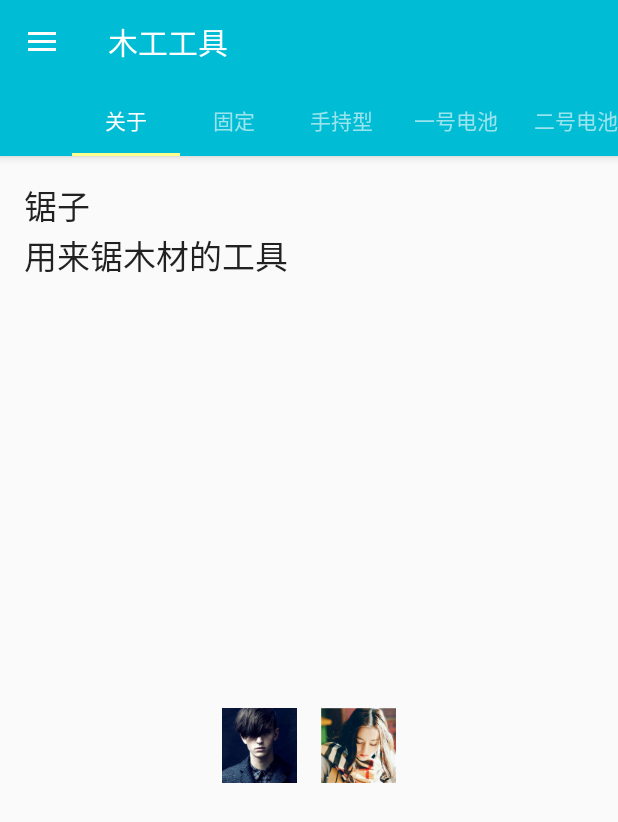
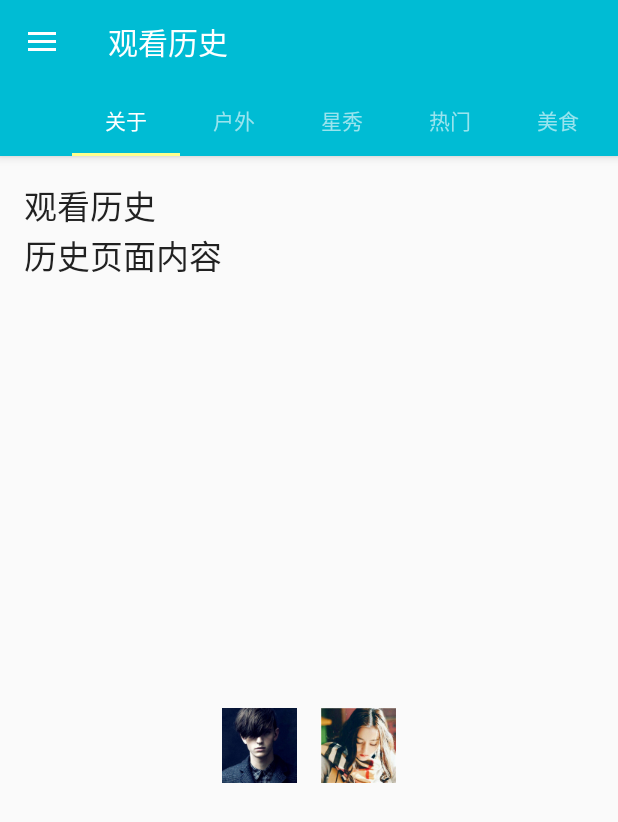
Before and after one commit to Phillip0527/MaterialDesignApp, an Android app: the screen it shows after launch (MainActivity), in the side drawer, after a tap on "观看历史", on a phone screen of 412 x 824 dp. Shown: the top 822 px of the screen. Run offline under Robolectric (Android 15) with nearby library versions, the phone set to English and light mode, and no system bars; libraries missing offline, so code that uses them is left out: jp.wasabeef.glide; 1 statement that could not run was skipped.

Commit message:
20171217

```diff
--- a/app/src/main/java/com/example/phillip/materialdesignapp/ToolAboutFragment.java
+++ b/app/src/main/java/com/example/phillip/materialdesignapp/ToolAboutFragment.java
@@ -12,6 +12,8 @@ import android.view.ViewGroup;
 import android.view.animation.AccelerateDecelerateInterpolator;
 import android.widget.ImageView;
 import android.widget.TextView;
+
+import com.example.phillip.materialdesignapp.pojo.ToolType;
 
 
 public class ToolAboutFragment extends Fragment {
--- a/app/src/main/java/com/example/phillip/materialdesignapp/ToolArrayAdapter.java
+++ b/app/src/main/java/com/example/phillip/materialdesignapp/ToolArrayAdapter.java
@@ -8,6 +8,8 @@ import android.view.View;
 import android.view.ViewGroup;
 import android.widget.ArrayAdapter;
 import android.widget.TextView;
+
+import com.example.phillip.materialdesignapp.pojo.Tool;
 
 import java.util.List;
 
--- a/app/src/main/java/com/example/phillip/materialdesignapp/ToolListFragment.java
+++ b/app/src/main/java/com/example/phillip/materialdesignapp/ToolListFragment.java
@@ -5,6 +5,10 @@ import android.support.annotation.Nullable;
 import android.support.v4.app.ListFragment;
 import android.view.View;
 import android.widget.AdapterView;
+
+import com.example.phillip.materialdesignapp.pojo.Tool;
+import com.example.phillip.materialdesignapp.pojo.ToolType;
+import com.example.phillip.materialdesignapp.utils.ToolTestUtils;
 
 import java.util.ArrayList;
 
@@ -21,7 +25,7 @@ public class ToolListFragment extends ListFragment implements AdapterView.OnItem
     private ToolPagerAdapter.Tab mTab;
     private ToolArrayAdapter mToolArrayAdapter;
 
-    public static ToolListFragment newInstance(ToolType toolType,ToolPagerAdapter.Tab tab){
+    public static ToolListFragment newInstance(ToolType toolType, ToolPagerAdapter.Tab tab){
         final ToolListFragment fragment=new ToolListFragment();
         final Bundle args =new Bundle();
         args.putString(ARG_TOOL_TYPE,toolType.name());
--- a/app/src/main/java/com/example/phillip/materialdesignapp/ToolPagerAdapter.java
+++ b/app/src/main/java/com/example/phillip/materialdesignapp/ToolPagerAdapter.java
@@ -6,6 +6,8 @@ import android.support.v4.app.Fragment;
 import android.support.v4.app.FragmentManager;
 import android.support.v4.app.FragmentPagerAdapter;
 
+import com.example.phillip.materialdesignapp.pojo.ToolType;
+
 /**
  * Created by Phillip on 2017/12/6.
  */
@@ -13,12 +15,13 @@ import android.support.v4.app.FragmentPagerAdapter;
 public class ToolPagerAdapter extends FragmentPagerAdapter {
     public enum Tab{
         ABOUT(R.string.about),
-        STATIONARY(R.string.stationary),
-        HANDHELD(R.string.handheld),
-        BATTERY(R.string.battery),
-        BATTERY2(R.string.battery2),
-        BATTERY3(R.string.battery3),
-        BATTERY4(R.string.battery4);
+        HUWAI(R.string.huwai),
+        XINGXIU(R.string.xingxiu),
+        REMEN(R.string.remen),
+        MEISHI(R.string.meishi),
+        ERCIYUAN(R.string.erciyuan),
+        CHANGLIAO(R.string.changliao),
+        YINGPING(R.string.yingping);
 
 
         private final int mStringResource;
@@ -57,8 +60,8 @@ public class ToolPagerAdapter extends FragmentPagerAdapter {
             case 4:
             case 5:
             case 6:
+            case 7:
                 return ToolListFragment.newInstance(mToolType,mTabs[position]);
-//                return .newInstance(mToolType,mTabs[position]);
         }
         throw new IllegalArgumentException("Unhandled position: "+ position);
     }
--- a/app/src/main/java/com/example/phillip/materialdesignapp/Tool.java
+++ b/app/src/main/java/com/example/phillip/materialdesignapp/pojo/Tool.java
@@ -1,4 +1,4 @@
-package com.example.phillip.materialdesignapp;
+package com.example.phillip.materialdesignapp.pojo;
 
 import android.os.Parcel;
 import android.os.Parcelable;
--- a/app/src/main/java/com/example/phillip/materialdesignapp/ToolType.java
+++ b/app/src/main/java/com/example/phillip/materialdesignapp/pojo/ToolType.java
@@ -1,18 +1,23 @@
-package com.example.phillip.materialdesignapp;
+package com.example.phillip.materialdesignapp.pojo;
 
 import android.support.annotation.StringRes;
+
+import com.example.phillip.materialdesignapp.R;
 
 /**
  * Created by Phillip on 2017/11/23.
  */
 
 public enum ToolType {
-    CLAMPS(R.string.clamps,R.string.clamps_description),
-    SAWS(R.string.saw,R.string.saw_description),
-    DRILLS(R.string.drills,R.string.drills_description),
-    SANDERS(R.string.sanders,R.string.sanders_description),
-    ROUTERS(R.string.routers,R.string.routers_description),
-    MORE(R.string.more,R.string.more_description),
+    INDEX(R.string.index,R.string.index_description),
+    HISTORY(R.string.history,R.string.history_description),
+    CACHE(R.string.cache,R.string.cache_description),
+    COLLECTION(R.string.collection,R.string.collection_description),
+    GUANZHU(R.string.guanzhu,R.string.guanzhu_description),
+    INFO(R.string.info,R.string.info_description),
+    PIFU(R.string.pifu,R.string.pifu_description),
+    HELP(R.string.help,R.string.help_description),
+    SHARE(R.string.share,R.string.share_description)
     ;
 
     private final int toolNameResourceId;
--- a/app/src/main/java/com/example/phillip/materialdesignapp/ToolTestUtils.java
+++ b/app/src/main/java/com/example/phillip/materialdesignapp/utils/ToolTestUtils.java
@@ -1,4 +1,8 @@
-package com.example.phillip.materialdesignapp;
+package com.example.phillip.materialdesignapp.utils;
+
+import com.example.phillip.materialdesignapp.ToolPagerAdapter;
+import com.example.phillip.materialdesignapp.pojo.Tool;
+import com.example.phillip.materialdesignapp.pojo.ToolType;
 
 import java.util.ArrayList;
 import java.util.Random;
@@ -21,6 +25,25 @@ public class ToolTestUtils {
     private static final String [] TYPES_SAWS_NOT_STATIONARY = {"NOT_AA","NOT_BB","NOT_CC","NOT_DD"};
 
 
+    private static final String [] HUWAI_TITLE = {"户外1：黑魂3DLC一无所有者","户外2：谁说小主播不厉害，come car",
+            "户外3：2D恐怖经典系列","户外4：灵魂车队诛仙之路","户外5：锤一会僵尸 ~",
+            "户外6：Candyboy：亿万僵尸","户外7：空洞骑士 恶魔城类游戏","户外8：老扬：漫漫长夜，竹子送现金","户外9：尘埃拉力和战地1 只为订阅",
+            "户外10：风里雨里，快递给你"};
+
+    private static final String [] XINGXIU_TITLE = {"星秀1：黑魂3DLC一无所有者","星秀2：谁说小主播不厉害，come car",
+            "星秀3：2D恐怖经典系列","星秀4：灵魂车队诛仙之路","星秀5：锤一会僵尸 ~",
+            "星秀6：Candyboy：亿万僵尸","星秀7：空洞骑士 恶魔城类游戏","星秀8：老扬：漫漫长夜，竹子送现金","星秀9：尘埃拉力和战地1 只为订阅",
+            "星秀10：风里雨里，快递给你"};
+
+    private static final String [] TITLES = {"黑魂3DLC一无所有者","谁说小主播不厉害，come car","2D恐怖经典系列","灵魂车队诛仙之路","锤一会僵尸 ~",
+            "Candyboy：亿万僵尸","空洞骑士 恶魔城类游戏","老扬：漫漫长夜，竹子送现金","尘埃拉力和战地1 只为订阅","风里雨里，快递给你"};
+
+    private static final String [] NAMES = {"司机严肃出品","咸鱼超人小DD","鬼鬼N七七","泽饶龙","紫羽羊",
+            "Philllip0527","Darlene0505","两根火柴","Kulayi","迷宫MG"};
+
+
+
+
     private final Random mRandom;
     public ToolTestUtils(){
         this(0);
@@ -33,56 +56,67 @@ public class ToolTestUtils {
 
 
     public Tool getNewTool(ToolType toolType, ToolPagerAdapter.Tab tab){
-        final String brand = getRandom(BRANDS);
-        String name = brand + " ";
+        final String names = getRandom(TITLES);
+        String name = names + " ";
         String price = null;
         final String [] details = new String [3];
         switch (toolType){
-            case CLAMPS:
-                details[0] = getRandom(DETAILS_CLAMP_TYPE);
-                details[1] = getRandom(DETAILS_INCHES);
-                name += details[1] +" "+details[0]+" Clamp";
-                details[1]+= " opening";
+            case INDEX:
+                details[0] = getRandom(NAMES);
+//                details[1] = getRandom(DETAILS_INCHES);
+//                name += details[1] +" "+details[0]+" Clamp";
+//                details[1]+= " opening";
                 price = getRandom(PRICE_LOW);
                 break;
-            case SAWS:
-                details[0]=getRandom(DETAILS_BLADE_SIZE);
+            case HISTORY:
+                details[0]=getRandom(NAMES);
                 details[1]=getRandom(DETAILS_HP);
-                if(tab == ToolPagerAdapter.Tab.BATTERY){
+                if(tab == ToolPagerAdapter.Tab.HUWAI){
+                    name = getRandom(HUWAI_TITLE);
                     details[2] = getRandom(DETAILS_BATTERY);
                 }
-                if(tab == ToolPagerAdapter.Tab.STATIONARY){
-                    name += getRandom(TYPES_SAWS_STATIONARY);
+                if(tab == ToolPagerAdapter.Tab.XINGXIU){
+                    name = getRandom(XINGXIU_TITLE);
                 }else {
                     name += getRandom(TYPES_SAWS_NOT_STATIONARY);
                 }
                 break;
-            case DRILLS:
+            case CACHE:
                 details[0]=getRandom(DETAILS_HP);
-                if(tab == ToolPagerAdapter.Tab.BATTERY){
+                if(tab == ToolPagerAdapter.Tab.HUWAI){
+                    name = getRandom(HUWAI_TITLE);
                     details[1] = getRandom(DETAILS_BATTERY);
                 }
-                if(tab == ToolPagerAdapter.Tab.STATIONARY){
+                if(tab == ToolPagerAdapter.Tab.XINGXIU){
                     details[2] = getRandom(DETAILS_INCHES)+" throat";
-                    name += getRandom(TYPES_SAWS_STATIONARY);
+                    name = getRandom(XINGXIU_TITLE);
                 }else {
                     name += "Drill";
                 }
                 break;
-            case SANDERS:
+            case COLLECTION:
                 name += "Sander";
                 break;
-            case ROUTERS:
+            case GUANZHU:
                 name += "Router";
                 break;
-            case MORE:
+            case INFO:
+                name += "Tool";
+                break;
+            case PIFU:
+                name += "Tool";
+                break;
+            case HELP:
+                name += "Tool";
+                break;
+            case SHARE:
                 name += "Tool";
                 break;
 
         }
 
         if(price==null){
-            if(tab==ToolPagerAdapter.Tab.STATIONARY){
+            if(tab==ToolPagerAdapter.Tab.XINGXIU){
                 price=getRandom(PRICE_HIGH);
             }else{
                 price=getRandom(PRICE_MEDIUM);
--- a/app/src/main/res/layout/nav_drawer_header.xml
+++ b/app/src/main/res/layout/nav_drawer_header.xml
@@ -23,7 +23,8 @@
         android:layout_height="wrap_content"
         android:layout_marginTop="16dp"
         android:text="Phillip0527"
-        android:textColor="#ffffff"/>
+        android:textColor="#ffffff"
+        android:textSize="@dimen/tab_text_size"/>
 
     <TextView
         android:id="@+id/textView2"
@@ -31,6 +32,7 @@
         android:layout_width="wrap_content"
         android:layout_height="wrap_content"
         android:text="yuaimelin1314@126.com"
-        android:textColor="#ffffff"/>
+        android:textColor="#ffffff"
+        android:textSize="@dimen/tab_text_size"/>
 
 </LinearLayout>
--- a/app/src/main/res/menu/nav_drawer.xml
+++ b/app/src/main/res/menu/nav_drawer.xml
@@ -2,7 +2,6 @@
 <menu xmlns:app="http://schemas.android.com/apk/res-auto"
     xmlns:android="http://schemas.android.com/apk/res/android">
     <group
-
         android:checkableBehavior="single">
         <item
             android:id="@+id/nav_clamps"
@@ -32,7 +31,7 @@
             />
     </group>
 
-    <item android:title="设置">
+    <item android:title="更多">
         <menu>
             <!--<group-->
                 <!--android:id="@+id/second_group"-->
@@ -48,9 +47,9 @@
                     android:title="@string/pifu"
                     />
                 <item
-                    android:id="@+id/nav_more"
+                    android:id="@+id/nav_help"
                     android:icon="@mipmap/ic_help_black_24dp"
-                    android:title="@string/more"
+                    android:title="@string/help"
                     />
                 <item
                     android:id="@+id/nav_share"
--- a/app/src/main/res/values/strings.xml
+++ b/app/src/main/res/values/strings.xml
@@ -23,17 +23,31 @@
     <string name="battery4">四号电池</string>
 
     <string name="index">主页</string>
+    <string name="index_description">主页面内容</string>
     <string name="history">观看历史</string>
+    <string name="history_description">历史页面内容</string>
     <string name="cache">本地缓存</string>
+    <string name="cache_description">缓存页面内容</string>
     <string name="collection">我的收藏</string>
+    <string name="collection_description">我的收藏页面内容</string>
     <string name="guanzhu">我的关注</string>
+    <string name="guanzhu_description">我的关注页面内容</string>
     <string name="info">我的信息</string>
+    <string name="info_description">我的信息页面内容</string>
     <string name="pifu">皮肤</string>
+    <string name="pifu_description">皮肤页面内容</string>
+    <string name="help">帮助</string>
+    <string name="help_description">帮助页面内容</string>
     <string name="share">分享</string>
-    <string name="title_activity_main2">Main2Activity</string>
+    <string name="share_description">分享页面内容</string>
 
-    <string name="navigation_drawer_open">Open navigation drawer</string>
-    <string name="navigation_drawer_close">Close navigation drawer</string>
+    <string name="huwai">户外</string>
+    <string name="xingxiu">星秀</string>
+    <string name="remen">热门</string>
+    <string name="meishi">美食</string>
+    <string name="erciyuan">二次元</string>
+    <string name="changliao">畅聊</string>
+    <string name="yingping">影评</string>
 
-    <string name="action_settings">Settings</string>
+
 </resources>
```
Also changed, not shown: app/src/main/java/com/example/phillip/materialdesignapp/MainActivity.java (+20 -4 lines).
